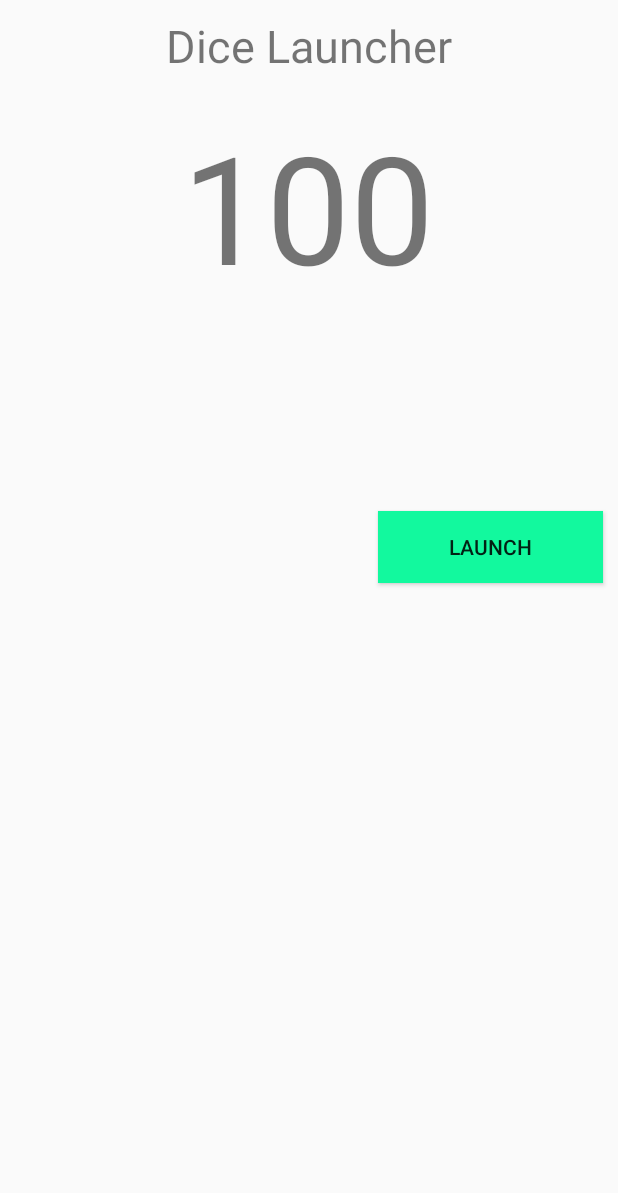
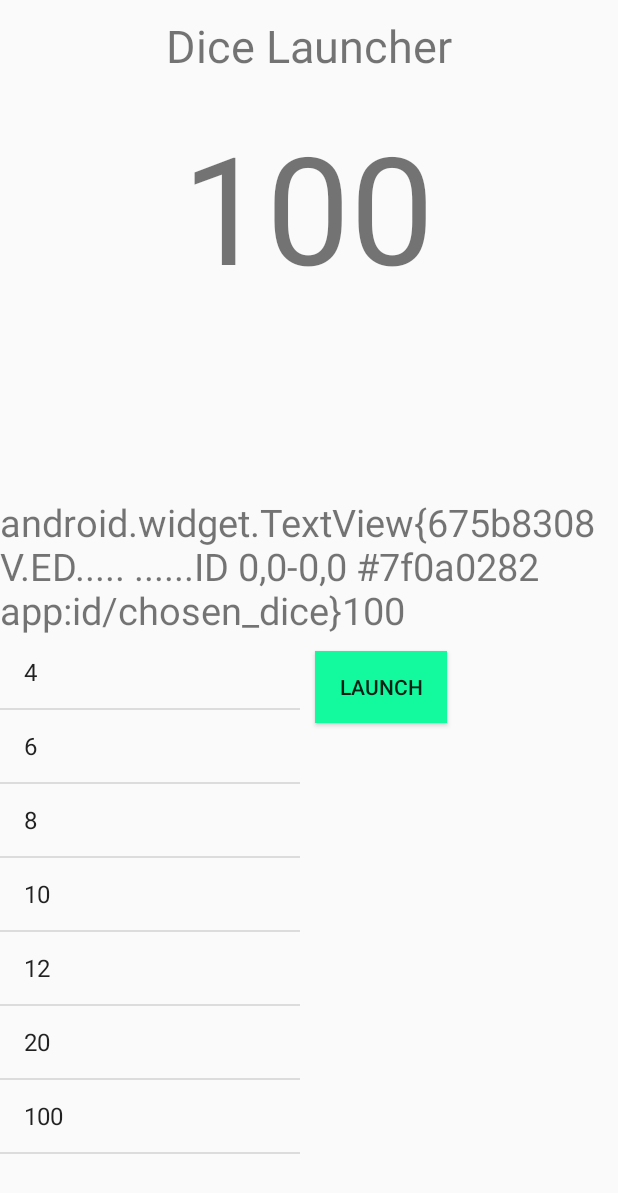
Before and after one commit to lucasporlier/PJS4, an Android app: the DiceActivity screen opened directly, with no data from a screen before it, on a phone screen of 412 x 824 dp. Shown: the top 1193 px of the screen. Run offline under Robolectric (Android 15) with nearby library versions, the phone set to English and light mode, and no system bars.

Commit message:
Possibilité de changer le de a lancer

```diff
--- a/app/src/main/java/com/pjs4/roleplaie/roleplaie/Dice.java
+++ b/app/src/main/java/com/pjs4/roleplaie/roleplaie/Dice.java
@@ -19,6 +19,6 @@ public class Dice{
     public static int launchDice(int n) {
         Log.i("projet", "lancer des dés");
         Random random = new Random();
-        return random.nextInt(n - 1) + 1;
+        return random.nextInt(n + 1);
     }
 }
--- a/app/src/main/java/com/pjs4/roleplaie/roleplaie/DiceActivity.java
+++ b/app/src/main/java/com/pjs4/roleplaie/roleplaie/DiceActivity.java
@@ -4,6 +4,10 @@ import android.app.Activity;
 import android.os.Bundle;
 import android.util.Log;
 import android.view.View;
+import android.widget.AdapterView;
+import android.widget.ArrayAdapter;
+import android.widget.ListAdapter;
+import android.widget.ListView;
 import android.widget.TextView;
 
 /**
@@ -14,22 +18,57 @@ import android.widget.TextView;
  */
 public class DiceActivity extends Activity {
 
+    private int chosenDice = 100;
+    private TextView tv;
+
     @Override
     protected void onCreate(Bundle savedInstanceState) {
         Log.i("projet", "lancement de l'activité des dés");
         super.onCreate(savedInstanceState);
         setContentView(R.layout.dice_screen);
+
+        // Hardcoded list of dices
+        String listDices[] = {"4", "6", "8", "10", "12", "20", "100"};
+
+        Log.i("projet", "Selected dice" + String.valueOf(chosenDice));
+
+        tv = (TextView) findViewById(R.id.chosen_dice);
+        tv.setText(tv + String.valueOf(chosenDice));
+
+        final ListAdapter listAdapter = new ArrayAdapter<String>(this, android.R.layout.simple_list_item_1, listDices);
+
+        ListView lv = (ListView) findViewById(R.id.dice_list);
+
+        lv.setAdapter(listAdapter);
+
+        lv.setOnItemClickListener(new AdapterView.OnItemClickListener() {
+            @Override
+            public void onItemClick(AdapterView<?> parent, View view, int position, long id) {
+                String chosenDiceInList = String.valueOf(parent.getItemAtPosition(position));
+
+                chosenDice = Integer.parseInt(chosenDiceInList);
+
+                Log.i("projet", "Selected dice" + String.valueOf(chosenDice));
+
+                tv.setText(getResources().getText(R.string.you_chose_the_dice) + String.valueOf(chosenDice));
+
+
+            }
+        });
     }
 
     /**
-     * Gives a random result between 1 and the max possible result of the choosen dice
+     * Gives a random result between 1 and the max possible result of the chosen dice
      *
      * @param view
      */
     public void launchDice(View view) {
-        int result = Dice.launchDice(100);
+        Log.i("projet", "preparation du lancer du de : " + String.valueOf(chosenDice));
+        int result = Dice.launchDice(chosenDice);
+
         TextView tv = (TextView) findViewById(R.id.dicePlace);
-        tv.setText(result + "");
+        tv.setText(String.valueOf(result));
+
         Log.i("projet", "Dés lancés");
     }
 }
--- a/app/src/main/res/layout/dice_screen.xml
+++ b/app/src/main/res/layout/dice_screen.xml
@@ -1,38 +1,62 @@
 <?xml version="1.0" encoding="utf-8"?>
-<LinearLayout xmlns:android = "http://schemas.android.com/apk/res/android"
-              android:orientation = "vertical"
-              android:layout_width = "match_parent"
-              android:layout_height = "match_parent" >
+<LinearLayout xmlns:android="http://schemas.android.com/apk/res/android"
+              android:layout_width="match_parent"
+              android:layout_height="match_parent"
+              android:orientation="vertical">
 
     <TextView
-        android:layout_width = "wrap_content"
-        android:layout_height = "wrap_content"
+        android:layout_width="wrap_content"
+        android:layout_height="wrap_content"
         android:layout_gravity="center"
-        android:textSize="@dimen/title_size"
         android:layout_margin="@dimen/margin_title"
         android:text="@string/dice_title"
+        android:textSize="@dimen/title_size"
 
         />
 
     <TextView
+        android:id="@+id/dicePlace"
+        android:layout_width="250sp"
+        android:layout_height="250sp"
+        android:layout_gravity="center"
         android:layout_margin="10sp"
-        android:layout_width = "250sp"
-        android:layout_height = "250sp"
+        android:text="100"
+        android:textAlignment="center"
+        android:textSize="100sp"/>
+
+
+    <TextView
+        android:id="@+id/chosen_dice"
+        android:layout_width="wrap_content"
+        android:layout_height="wrap_content"
         android:layout_gravity="center"
-        android:text="100"
-        android:textSize="100sp"
-        android:textAlignment="center"
-        android:id="@+id/dicePlace"
-        />
+        android:text="@string/you_chose_the_dice"
+        android:textSize="25sp"/>
 
-    <Button
-        android:layout_width = "150sp"
-        android:layout_height = "wrap_content"
-        android:text="@string/launch"
-        android:layout_margin="10sp"
-        android:layout_gravity="right"
-        android:background="@color/colorConfirm"
-        android:onClick="launchDice"
-        />
+    <LinearLayout
+        android:layout_width="match_parent"
+        android:layout_height="match_parent"
+        android:orientation="horizontal">
 
-</LinearLayout >
+
+        <ListView
+            android:id="@+id/dice_list"
+            android:layout_width="200sp"
+            android:layout_height="match_parent">
+
+
+        </ListView>
+
+
+        <Button
+            android:layout_width="wrap_content"
+            android:layout_height="wrap_content"
+            android:layout_margin="10sp"
+            android:background="@color/colorConfirm"
+            android:onClick="launchDice"
+            android:text="@string/launch"/>
+
+    </LinearLayout>
+
+
+</LinearLayout>
--- a/app/src/main/res/values/strings.xml
+++ b/app/src/main/res/values/strings.xml
@@ -24,5 +24,6 @@
     <string name = "your_first_weapon">Your First weapon</string>
     <string name = "add_button">Add Button</string>
     <string name = "description">Description</string>
+    <string name="you_chose_the_dice">You choose the dice :</string>
 
 </resources>
```
